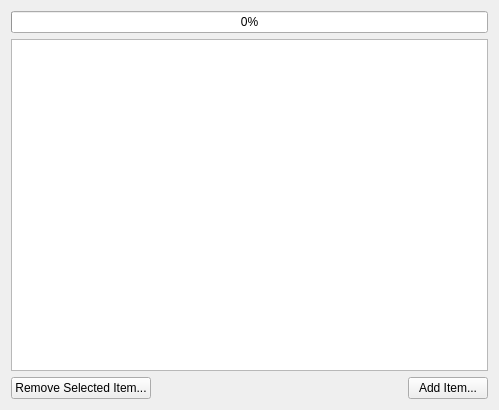
First picture: the form in designers/graphics_bank_editor/graphicsbankeditorform.ui, repository christopherpow/nesicide, before the edit.
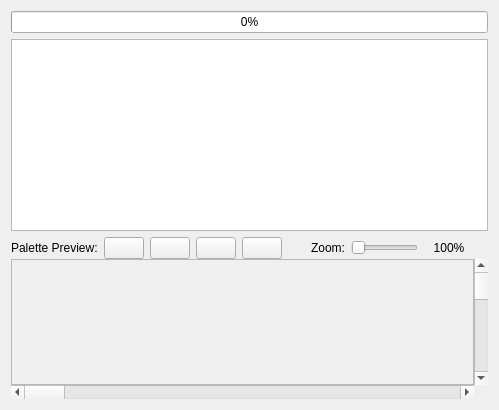
Second picture: the form after the edit. Icons and pictures are not drawn. Custom widgets are drawn as their Qt base class.

Diff of the .ui file:
```diff
--- a/designers/graphics_bank_editor/graphicsbankeditorform.ui
+++ b/designers/graphics_bank_editor/graphicsbankeditorform.ui
@@ -13,8 +13,8 @@
   <property name="windowTitle">
    <string>Form</string>
   </property>
-  <layout class="QVBoxLayout" name="verticalLayout">
-   <item>
+  <layout class="QGridLayout" name="gridLayout">
+   <item row="0" column="0" colspan="2">
     <widget class="QProgressBar" name="progressBar">
      <property name="maximum">
       <number>8192</number>
@@ -24,7 +24,7 @@
      </property>
     </widget>
    </item>
-   <item>
+   <item row="1" column="0" colspan="2">
     <widget class="QTableView" name="tableView">
      <property name="alternatingRowColors">
       <bool>true</bool>
@@ -46,49 +46,223 @@
      </attribute>
     </widget>
    </item>
-   <item>
-    <layout class="QHBoxLayout" name="horizontalLayout">
-     <item>
-      <widget class="QPushButton" name="removeItemPushButton">
-       <property name="text">
-        <string>Remove Selected Item...</string>
+   <item row="4" column="0" colspan="2">
+    <layout class="QGridLayout" name="gridLayout_3">
+     <property name="spacing">
+      <number>0</number>
+     </property>
+     <item row="1" column="0">
+      <widget class="QFrame" name="frame">
+       <property name="sizePolicy">
+        <sizepolicy hsizetype="Preferred" vsizetype="Expanding">
+         <horstretch>0</horstretch>
+         <verstretch>0</verstretch>
+        </sizepolicy>
        </property>
-       <property name="icon">
-        <iconset resource="../../resource.qrc">
-         <normaloff>:/resources/22_item_remove.png</normaloff>:/resources/22_item_remove.png</iconset>
+       <property name="frameShape">
+        <enum>QFrame::StyledPanel</enum>
        </property>
+       <property name="frameShadow">
+        <enum>QFrame::Sunken</enum>
+       </property>
+       <layout class="QGridLayout" name="gridLayout_2">
+        <property name="margin">
+         <number>0</number>
+        </property>
+        <property name="spacing">
+         <number>0</number>
+        </property>
+       </layout>
       </widget>
      </item>
-     <item>
-      <spacer name="horizontalSpacer">
+     <item row="2" column="0">
+      <widget class="QScrollBar" name="horizontalScrollBar">
        <property name="orientation">
         <enum>Qt::Horizontal</enum>
        </property>
-       <property name="sizeHint" stdset="0">
-        <size>
-         <width>40</width>
-         <height>20</height>
-        </size>
+      </widget>
+     </item>
+     <item row="1" column="1">
+      <widget class="QScrollBar" name="verticalScrollBar">
+       <property name="orientation">
+        <enum>Qt::Vertical</enum>
        </property>
-      </spacer>
+      </widget>
      </item>
-     <item>
-      <widget class="QPushButton" name="AddItemPushButton">
-       <property name="text">
-        <string>Add Item...</string>
+     <item row="0" column="0">
+      <layout class="QHBoxLayout" name="horizontalLayout">
+       <property name="spacing">
+        <number>6</number>
        </property>
-       <property name="icon">
-        <iconset resource="../../resource.qrc">
-         <normaloff>:/resources/22_item_add.png</normaloff>:/resources/22_item_add.png</iconset>
+       <property name="margin">
+        <number>0</number>
        </property>
-      </widget>
+       <item>
+        <widget class="QLabel" name="label">
+         <property name="text">
+          <string>Palette Preview:</string>
+         </property>
+        </widget>
+       </item>
+       <item>
+        <widget class="QtColorPicker" name="col0PushButton">
+         <property name="sizePolicy">
+          <sizepolicy hsizetype="Fixed" vsizetype="Fixed">
+           <horstretch>0</horstretch>
+           <verstretch>0</verstretch>
+          </sizepolicy>
+         </property>
+         <property name="maximumSize">
+          <size>
+           <width>60</width>
+           <height>16777215</height>
+          </size>
+         </property>
+         <property name="text">
+          <string/>
+         </property>
+        </widget>
+       </item>
+       <item>
+        <widget class="QtColorPicker" name="col1PushButton">
+         <property name="sizePolicy">
+          <sizepolicy hsizetype="Fixed" vsizetype="Fixed">
+           <horstretch>0</horstretch>
+           <verstretch>0</verstretch>
+          </sizepolicy>
+         </property>
+         <property name="maximumSize">
+          <size>
+           <width>60</width>
+           <height>16777215</height>
+          </size>
+         </property>
+         <property name="text">
+          <string/>
+         </property>
+        </widget>
+       </item>
+       <item>
+        <widget class="QtColorPicker" name="col2PushButton">
+         <property name="sizePolicy">
+          <sizepolicy hsizetype="Fixed" vsizetype="Fixed">
+           <horstretch>0</horstretch>
+           <verstretch>0</verstretch>
+          </sizepolicy>
+         </property>
+         <property name="maximumSize">
+          <size>
+           <width>60</width>
+           <height>16777215</height>
+          </size>
+         </property>
+         <property name="text">
+          <string/>
+         </property>
+        </widget>
+       </item>
+       <item>
+        <widget class="QtColorPicker" name="col3PushButton">
+         <property name="sizePolicy">
+          <sizepolicy hsizetype="Fixed" vsizetype="Fixed">
+           <horstretch>0</horstretch>
+           <verstretch>0</verstretch>
+          </sizepolicy>
+         </property>
+         <property name="maximumSize">
+          <size>
+           <width>60</width>
+           <height>16777215</height>
+          </size>
+         </property>
+         <property name="text">
+          <string/>
+         </property>
+        </widget>
+       </item>
+       <item>
+        <spacer name="horizontalSpacer">
+         <property name="orientation">
+          <enum>Qt::Horizontal</enum>
+         </property>
+         <property name="sizeHint" stdset="0">
+          <size>
+           <width>40</width>
+           <height>20</height>
+          </size>
+         </property>
+        </spacer>
+       </item>
+       <item>
+        <widget class="QLabel" name="label_2">
+         <property name="text">
+          <string>Zoom:</string>
+         </property>
+        </widget>
+       </item>
+       <item>
+        <widget class="QSlider" name="zoomSlider">
+         <property name="minimum">
+          <number>100</number>
+         </property>
+         <property name="maximum">
+          <number>1000</number>
+         </property>
+         <property name="pageStep">
+          <number>100</number>
+         </property>
+         <property name="orientation">
+          <enum>Qt::Horizontal</enum>
+         </property>
+         <property name="invertedAppearance">
+          <bool>false</bool>
+         </property>
+         <property name="invertedControls">
+          <bool>false</bool>
+         </property>
+        </widget>
+       </item>
+       <item>
+        <widget class="QLabel" name="zoomValueLabel">
+         <property name="sizePolicy">
+          <sizepolicy hsizetype="Fixed" vsizetype="Preferred">
+           <horstretch>0</horstretch>
+           <verstretch>0</verstretch>
+          </sizepolicy>
+         </property>
+         <property name="minimumSize">
+          <size>
+           <width>50</width>
+           <height>0</height>
+          </size>
+         </property>
+         <property name="maximumSize">
+          <size>
+           <width>50</width>
+           <height>16777215</height>
+          </size>
+         </property>
+         <property name="text">
+          <string>100%</string>
+         </property>
+         <property name="alignment">
+          <set>Qt::AlignCenter</set>
+         </property>
+        </widget>
+       </item>
+      </layout>
      </item>
     </layout>
    </item>
   </layout>
  </widget>
- <resources>
-  <include location="../../resource.qrc"/>
- </resources>
+ <customwidgets>
+  <customwidget>
+   <class>QtColorPicker</class>
+   <extends>QPushButton</extends>
+   <header location="global">qtcolorpicker.h</header>
+  </customwidget>
+ </customwidgets>
+ <resources/>
  <connections/>
 </ui>
```
